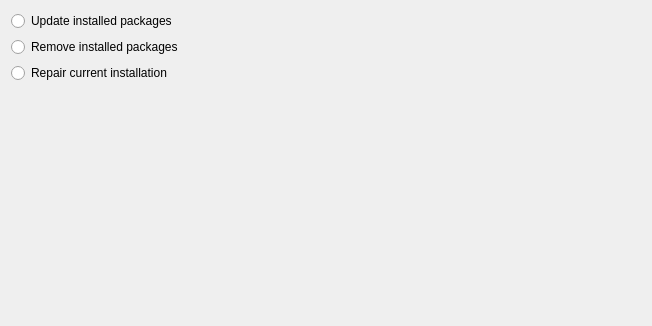
This is gui/enduserinstallmodepage.ui in KDE/kdewin-installer as Qt 5 draws it before an edit. The edited form follows.
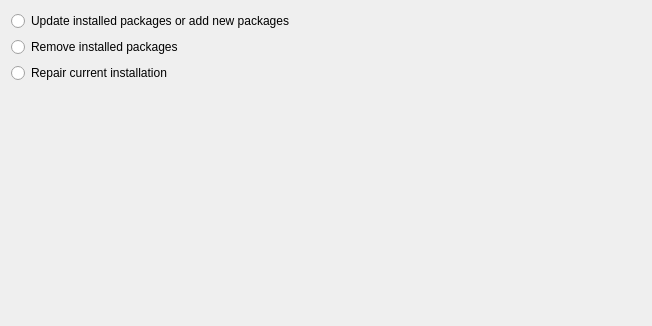
This is the edited form.

Commit message: made text clearer

What changed in the file:
```diff
--- a/gui/enduserinstallmodepage.ui
+++ b/gui/enduserinstallmodepage.ui
@@ -21,7 +21,7 @@
      <item>
       <widget class="QRadioButton" name="updateInstallButton" >
        <property name="text" >
-        <string>Update installed packages</string>
+        <string>Update installed packages or add new packages</string>
        </property>
       </widget>
      </item>
```
Left out of the diff: 2 changed lines with no effect on the pictures.
